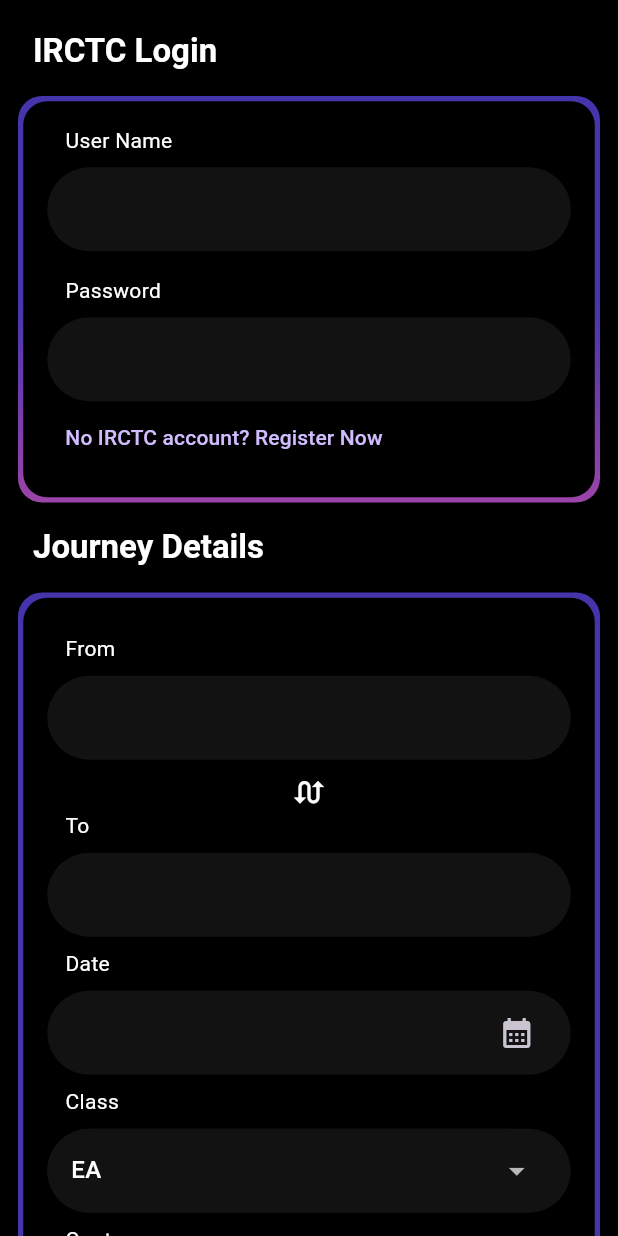
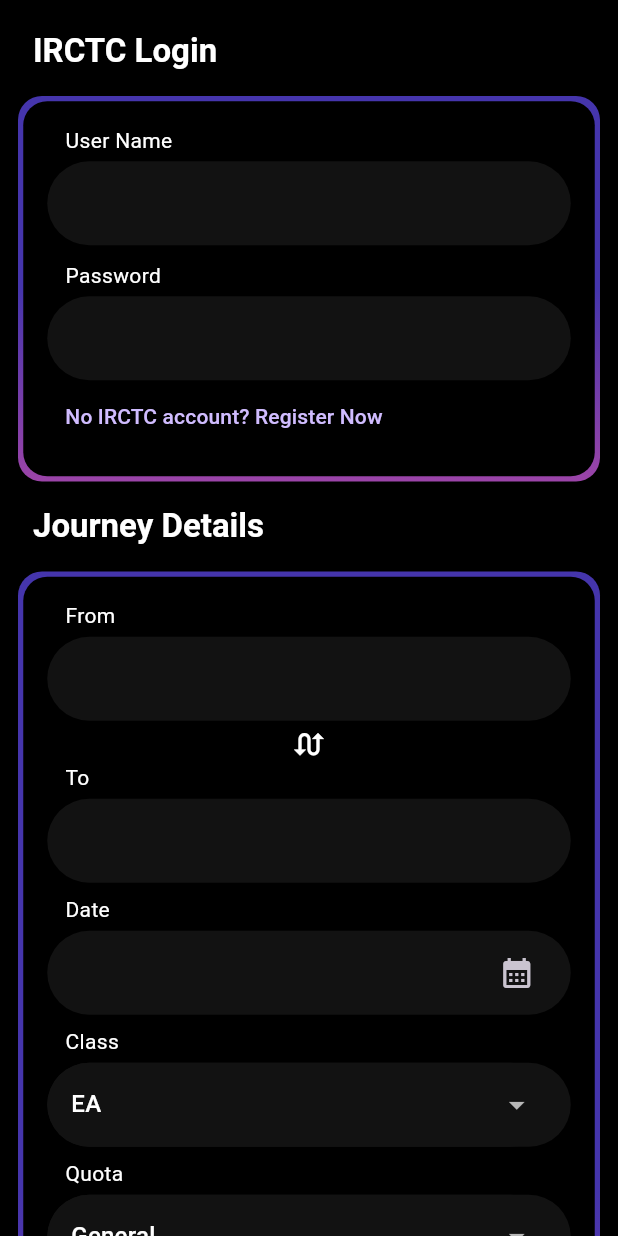
Before and after one commit to noobarafat/Rail_Ticketing, a Flutter app: the WebsiteFormPage screen opened directly, on a phone screen of 412 x 824 dp. Run offline on Flutter 3.47's test engine with Material 3 defaults, Android fonts, the phone set to English and light mode, and no system bars; our stand-ins replace get.

Commit message:
UI updated

```diff
--- a/lib/views/pages/website_form_page.dart
+++ b/lib/views/pages/website_form_page.dart
@@ -5,6 +5,7 @@ import 'package:rail_ticketing/views/widgets/custom_fields/journey_details.dart'
 import 'package:rail_ticketing/views/widgets/custom_fields/login_field.dart';
 import 'package:rail_ticketing/views/widgets/custom_fields/passenger_details.dart';
 import 'package:rail_ticketing/views/widgets/custom_fields/payment_field.dart';
+import 'package:rail_ticketing/views/widgets/custom_gradient_button.dart';
 
 import 'package:rail_ticketing/views/widgets/text_field_box.dart';
 
@@ -37,13 +38,23 @@ class WebsiteFormPage extends StatelessWidget {
               PassengerDetails(),
               Padding(padding: EdgeInsets.only(top: 16)),
               _sectionHeader(context, "Child Details"),
+              Padding(padding: EdgeInsets.only(top: 16)),
               ChildDetails(),
               Padding(padding: EdgeInsets.only(top: 16)),
               _sectionHeader(context, "Payment Method"),
+              Padding(padding: EdgeInsets.only(top: 16)),
               CustomTextFieldBox(child: PaymentField()),
               Padding(padding: EdgeInsets.only(top: 16)),
               _sectionHeader(context, "Debit Card with PIN"),
+              Padding(padding: EdgeInsets.only(top: 16)),
               CustomTextFieldBox(child: DebitCardField()),
+              Padding(padding: EdgeInsets.only(top: 16)),
+              CustomGradientButton(
+                buttonName: "Book Now",
+                buttonHeight: 40,
+                buttonWidth: double.maxFinite,
+                onPressed: () {},
+              ),
             ],
           ),
         ),
--- a/lib/views/widgets/custom_fields/journey_details.dart
+++ b/lib/views/widgets/custom_fields/journey_details.dart
@@ -17,10 +17,11 @@ class JourneyDetails extends StatelessWidget {
       children: [
         _buildTitle("From"),
         TextFormField(),
-        Padding(padding: EdgeInsets.only(bottom: 10)),
+        Padding(padding: EdgeInsets.only(bottom: 4)),
         Align(alignment: Alignment.center, child: Icon(Icons.swap_calls)),
         _buildTitle("To"),
         TextField(),
+        Padding(padding: EdgeInsets.only(bottom: 8)),
         _buildTitle("Date"),
         TextField(
           decoration: InputDecoration(
@@ -33,10 +34,13 @@ class JourneyDetails extends StatelessWidget {
             ),
           ),
         ),
+        Padding(padding: EdgeInsets.only(bottom: 8)),
         _buildTitle("Class"),
         _buildClassSection(),
+        Padding(padding: EdgeInsets.only(bottom: 8)),
         _buildTitle("Quota"),
         _buildQuotaSection(),
+        Padding(padding: EdgeInsets.only(bottom: 8)),
         _buildTitle("Train No"),
         Row(
           mainAxisAlignment: MainAxisAlignment.spaceBetween,
@@ -48,8 +52,10 @@ class JourneyDetails extends StatelessWidget {
             IconButton(onPressed: () {}, icon: Icon(Icons.search_rounded)),
           ],
         ),
+        Padding(padding: EdgeInsets.only(bottom: 8)),
         _buildTitle("Boarding Station"),
         TextField(decoration: InputDecoration(hintText: "Optional")),
+        Padding(padding: EdgeInsets.only(bottom: 4)),
         CustomCheckBox(),
       ],
     );
@@ -105,7 +111,7 @@ class JourneyDetails extends StatelessWidget {
 
   Padding _buildTitle(String name) {
     return Padding(
-      padding: EdgeInsets.only(left: 12, bottom: 8, top: name == "To" ? 0 : 8),
+      padding: EdgeInsets.only(left: 12, bottom: 4),
       child: Text(name),
     );
   }
--- a/lib/views/widgets/custom_fields/login_field.dart
+++ b/lib/views/widgets/custom_fields/login_field.dart
@@ -9,13 +9,13 @@ class LoginField extends StatelessWidget {
       crossAxisAlignment: CrossAxisAlignment.start,
       children: [
         Padding(
-          padding: const EdgeInsets.only(left: 12, bottom: 8),
+          padding: const EdgeInsets.only(left: 12, bottom: 4),
           child: Text("User Name"),
         ),
         TextFormField(),
 
         Padding(
-          padding: const EdgeInsets.only(left: 12, bottom: 8, top: 16),
+          padding: const EdgeInsets.only(left: 12, bottom: 4, top: 10),
           child: Text("Password"),
         ),
         TextFormField(),
--- a/lib/views/widgets/custom_gradient_button.dart
+++ b/lib/views/widgets/custom_gradient_button.dart
@@ -56,7 +56,10 @@ class _CustomGradientButtonState extends State<CustomGradientButton> {
         alignment: Alignment.center,
         child: Text(
           widget.buttonName,
-          style: TextStyle(fontWeight: FontWeight.bold),
+          style: TextStyle(
+            fontWeight: FontWeight.bold,
+            fontSize: widget.buttonName == "+" ? 28 : 16,
+          ),
         ),
       ),
     );
```
Also changed, not shown: lib/viewmodels/payment_method_viewmodel.dart (+53 -0 lines), lib/views/widgets/custom_fields/child_details.dart (+5 -2 lines), lib/views/widgets/custom_fields/debit_card_field.dart (+115 -0 lines), lib/views/widgets/custom_fields/passenger_details.dart (+7 -3 lines).
